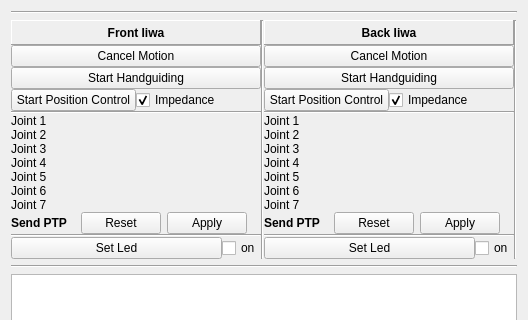
Qt form iiwas_rqt/resource/IiwasManager.ui (PuzeLiu/iiwas_core) before a commit; both pictures show x 0 to 528 and y 0 to 320 of the 528 by 649 pixel window.
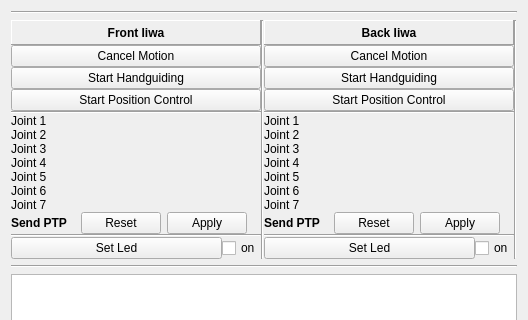
The same form after that commit. Custom widgets are drawn as their Qt base class.

Commit message:
Cleanup of iiwas stack
- now you cannot change anymore between impedance and position control
- we rely on the parameter server to correctly setup the control mode
- updated gui to reflect this change, fixed fake publisher

```diff
--- a/iiwas_rqt/resource/IiwasManager.ui
+++ b/iiwas_rqt/resource/IiwasManager.ui
@@ -106,16 +106,6 @@
            </property>
           </widget>
          </item>
-         <item>
-          <widget class="QCheckBox" name="impedance_f">
-           <property name="text">
-            <string>Impedance</string>
-           </property>
-           <property name="checked">
-            <bool>true</bool>
-           </property>
-          </widget>
-         </item>
         </layout>
        </item>
        <item>
@@ -379,16 +369,6 @@
            </property>
           </widget>
          </item>
-         <item>
-          <widget class="QCheckBox" name="impedance_b">
-           <property name="text">
-            <string>Impedance</string>
-           </property>
-           <property name="checked">
-            <bool>true</bool>
-           </property>
-          </widget>
-         </item>
         </layout>
        </item>
        <item>
```
The commit also changes 5 other files.
